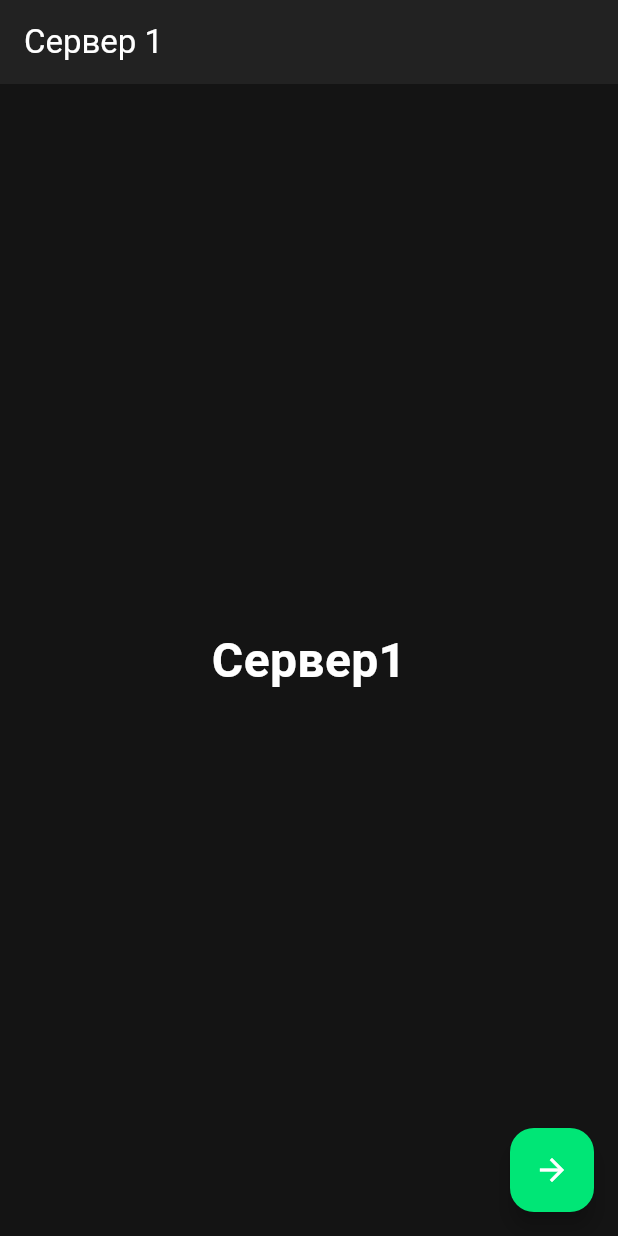
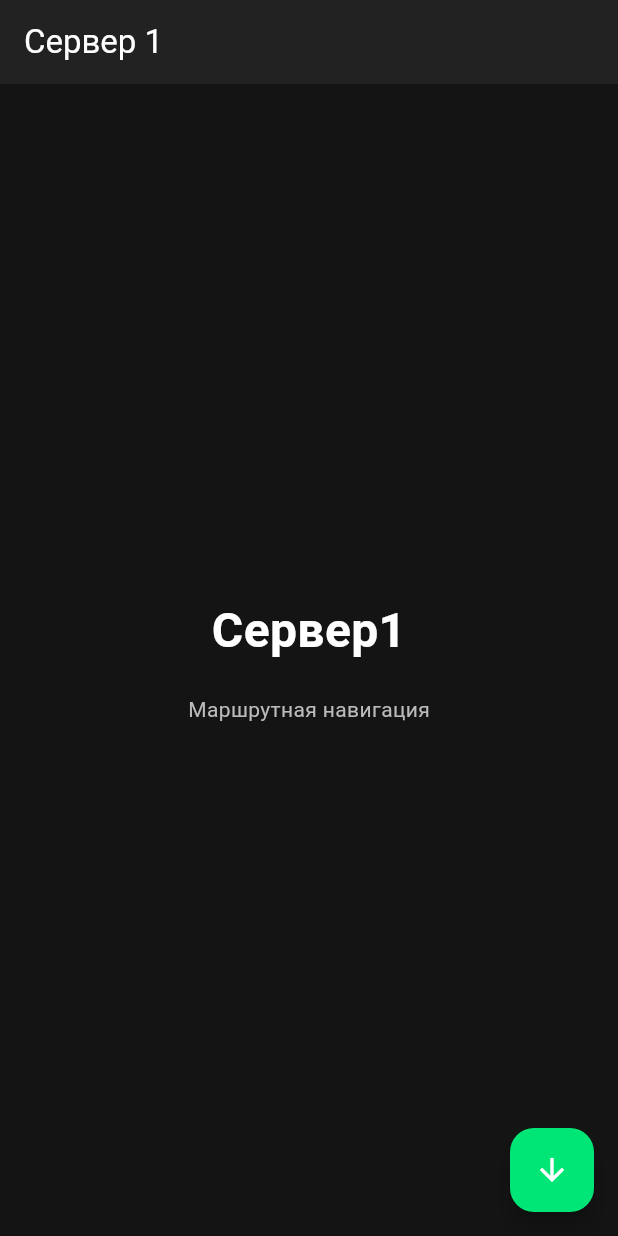
Before and after one commit to FuhFuhich/Flutter, a Flutter app: the ServerListWrapper screen opened by its route, after a tap on the "arrow forward" icon, on a phone screen of 412 x 824 dp. Run offline on Flutter 3.47's test engine with Material 3 defaults, Android fonts, the light colour scheme and no system bars; our stand-ins replace cached_network_image.

Commit message:
МАШРУТНАЯ ВЕРТИКАЛЬНАЯ

```diff
--- a/lib/view/servers/screens.dart
+++ b/lib/view/servers/screens.dart
@@ -1,22 +1,8 @@
 import 'package:flutter/material.dart';
 
-class HorizontalServerNavigation extends StatefulWidget {
-  const HorizontalServerNavigation({super.key});
-
-  @override
-  State<HorizontalServerNavigation> createState() =>
-      _HorizontalServerNavigationState();
-}
-
-class _HorizontalServerNavigationState extends State<HorizontalServerNavigation> {
-  final PageController _pageController = PageController();
-  int _currentPage = 0;
-
-  @override
-  void dispose() {
-    _pageController.dispose();
-    super.dispose();
-  }
+class RouteVerticalServerNavigation extends StatelessWidget {
+  final int serverNumber;
+  const RouteVerticalServerNavigation({super.key, this.serverNumber = 1});
 
   @override
   Widget build(BuildContext context) {
@@ -24,44 +10,51 @@ class _HorizontalServerNavigationState extends State<HorizontalServerNavigation>
       backgroundColor: const Color(0xFF141414),
       appBar: AppBar(
         backgroundColor: const Color(0xFF222222),
-        title: Text('Сервер ${_currentPage + 1}'),
+        title: Text('Сервер $serverNumber'),
         foregroundColor: Colors.white,
         automaticallyImplyLeading: false,
       ),
-      body: PageView(
-        controller: _pageController,
-        onPageChanged: (index) {
-          setState(() {
-            _currentPage = index;
-          });
-        },
-        children: const [
-          ServerScreen(serverNumber: 1),
-          ServerScreen(serverNumber: 2),
-          ServerScreen(serverNumber: 3),
-          ServerScreen(serverNumber: 4),
-          ServerScreen(serverNumber: 5),
-        ],
+      body: Center(
+        child: Column(
+          mainAxisAlignment: MainAxisAlignment.center,
+          children: [
+            Text(
+              'Сервер$serverNumber',
+              style: const TextStyle(
+                color: Colors.white,
+                fontSize: 32,
+                fontWeight: FontWeight.bold,
+              ),
+            ),
+            const SizedBox(height: 20),
+            const Text(
+              'Маршрутная навигация',
+              style: TextStyle(
+                color: Color(0xFFBBBBBB),
+                fontSize: 14,
+              ),
+            ),
+          ],
+        ),
       ),
-      floatingActionButton: _currentPage < 4
+      floatingActionButton: serverNumber < 5
           ? FloatingActionButton(
               onPressed: () {
-                _pageController.nextPage(
-                  duration: const Duration(milliseconds: 300),
-                  curve: Curves.easeInOut,
-                );
+                Navigator.of(context).push(MaterialPageRoute(
+                  builder: (context) => RouteVerticalServerNavigation(
+                    serverNumber: serverNumber + 1,
+                  ),
+                ));
               },
               backgroundColor: const Color(0xFF00E676),
-              child: const Icon(Icons.arrow_forward, color: Colors.white),
+              child: const Icon(Icons.arrow_downward, color: Colors.white),
             )
           : FloatingActionButton(
               onPressed: () {
-                Navigator.of(context).push(MaterialPageRoute(
-                  builder: (context) => VerticalNavigationDelegate(start: 1),
-                ));
+                Navigator.of(context).popUntil((route) => route.isFirst);
               },
-              backgroundColor: const Color(0xFFFF9800),
-              child: const Icon(Icons.grid_view, color: Colors.white),
+              backgroundColor: const Color(0xFF2196F3),
+              child: const Icon(Icons.home, color: Colors.white),
             ),
       floatingActionButtonLocation: FloatingActionButtonLocation.endFloat,
     );
--- a/lib/view/servers/server_list_fragment.dart
+++ b/lib/view/servers/server_list_fragment.dart
@@ -2,22 +2,18 @@ import 'package:flutter/material.dart';
 import '../../model/server_model.dart';
 import 'screens.dart';
 
-
 class ServerListWrapper extends StatefulWidget {
   const ServerListWrapper({super.key});
-
 
   @override
   State<ServerListWrapper> createState() => _ServerListWrapperState();
 }
-
 
 class _ServerListWrapperState extends State<ServerListWrapper> {
   final List<ServerModel> _servers = [
     ServerModel(name: 'Minecraft Server 1', status: 'Онлайн', players: 12),
     ServerModel(name: 'Minecraft Server 2', status: 'Оффлайн', players: 0),
   ];
-
 
   void _addServer() {
     setState(() {
@@ -29,13 +25,11 @@ class _ServerListWrapperState extends State<ServerListWrapper> {
     });
   }
 
-
   void _removeServer() {
     setState(() {
       if (_servers.isNotEmpty) _servers.removeLast();
     });
   }
-
 
   @override
   Widget build(BuildContext context) {
@@ -100,11 +94,10 @@ class _ServerListWrapperState extends State<ServerListWrapper> {
             ),
       floatingActionButton: FloatingActionButton(
         onPressed: () {
-          // Страничная навигация с горизонтальным свайпом
           Navigator.push(
             context,
             MaterialPageRoute(
-              builder: (context) => const HorizontalServerNavigation(),
+              builder: (context) => const RouteVerticalServerNavigation(),
             ),
           );
         },
--- a/mine_com_mobile/lib/view/servers/screens.dart
+++ b/mine_com_mobile/lib/view/servers/screens.dart
@@ -1,22 +1,8 @@
 import 'package:flutter/material.dart';
 
-class HorizontalServerNavigation extends StatefulWidget {
-  const HorizontalServerNavigation({super.key});
-
-  @override
-  State<HorizontalServerNavigation> createState() =>
-      _HorizontalServerNavigationState();
-}
-
-class _HorizontalServerNavigationState extends State<HorizontalServerNavigation> {
-  final PageController _pageController = PageController();
-  int _currentPage = 0;
-
-  @override
-  void dispose() {
-    _pageController.dispose();
-    super.dispose();
-  }
+class RouteVerticalServerNavigation extends StatelessWidget {
+  final int serverNumber;
+  const RouteVerticalServerNavigation({super.key, this.serverNumber = 1});
 
   @override
   Widget build(BuildContext context) {
@@ -24,44 +10,51 @@ class _HorizontalServerNavigationState extends State<HorizontalServerNavigation>
       backgroundColor: const Color(0xFF141414),
       appBar: AppBar(
         backgroundColor: const Color(0xFF222222),
-        title: Text('Сервер ${_currentPage + 1}'),
+        title: Text('Сервер $serverNumber'),
         foregroundColor: Colors.white,
         automaticallyImplyLeading: false,
       ),
-      body: PageView(
-        controller: _pageController,
-        onPageChanged: (index) {
-          setState(() {
-            _currentPage = index;
-          });
-        },
-        children: const [
-          ServerScreen(serverNumber: 1),
-          ServerScreen(serverNumber: 2),
-          ServerScreen(serverNumber: 3),
-          ServerScreen(serverNumber: 4),
-          ServerScreen(serverNumber: 5),
-        ],
+      body: Center(
+        child: Column(
+          mainAxisAlignment: MainAxisAlignment.center,
+          children: [
+            Text(
+              'Сервер$serverNumber',
+              style: const TextStyle(
+                color: Colors.white,
+                fontSize: 32,
+                fontWeight: FontWeight.bold,
+              ),
+            ),
+            const SizedBox(height: 20),
+            const Text(
+              'Маршрутная навигация',
+              style: TextStyle(
+                color: Color(0xFFBBBBBB),
+                fontSize: 14,
+              ),
+            ),
+          ],
+        ),
       ),
-      floatingActionButton: _currentPage < 4
+      floatingActionButton: serverNumber < 5
           ? FloatingActionButton(
               onPressed: () {
-                _pageController.nextPage(
-                  duration: const Duration(milliseconds: 300),
-                  curve: Curves.easeInOut,
-                );
+                Navigator.of(context).push(MaterialPageRoute(
+                  builder: (context) => RouteVerticalServerNavigation(
+                    serverNumber: serverNumber + 1,
+                  ),
+                ));
               },
               backgroundColor: const Color(0xFF00E676),
-              child: const Icon(Icons.arrow_forward, color: Colors.white),
+              child: const Icon(Icons.arrow_downward, color: Colors.white),
             )
           : FloatingActionButton(
               onPressed: () {
-                Navigator.of(context).push(MaterialPageRoute(
-                  builder: (context) => VerticalNavigationDelegate(start: 1),
-                ));
+                Navigator.of(context).popUntil((route) => route.isFirst);
               },
-              backgroundColor: const Color(0xFFFF9800),
-              child: const Icon(Icons.grid_view, color: Colors.white),
+              backgroundColor: const Color(0xFF2196F3),
+              child: const Icon(Icons.home, color: Colors.white),
             ),
       floatingActionButtonLocation: FloatingActionButtonLocation.endFloat,
     );
--- a/mine_com_mobile/lib/view/servers/server_list_fragment.dart
+++ b/mine_com_mobile/lib/view/servers/server_list_fragment.dart
@@ -2,22 +2,18 @@ import 'package:flutter/material.dart';
 import '../../model/server_model.dart';
 import 'screens.dart';
 
-
 class ServerListWrapper extends StatefulWidget {
   const ServerListWrapper({super.key});
-
 
   @override
   State<ServerListWrapper> createState() => _ServerListWrapperState();
 }
-
 
 class _ServerListWrapperState extends State<ServerListWrapper> {
   final List<ServerModel> _servers = [
     ServerModel(name: 'Minecraft Server 1', status: 'Онлайн', players: 12),
     ServerModel(name: 'Minecraft Server 2', status: 'Оффлайн', players: 0),
   ];
-
 
   void _addServer() {
     setState(() {
@@ -29,13 +25,11 @@ class _ServerListWrapperState extends State<ServerListWrapper> {
     });
   }
 
-
   void _removeServer() {
     setState(() {
       if (_servers.isNotEmpty) _servers.removeLast();
     });
   }
-
 
   @override
   Widget build(BuildContext context) {
@@ -100,11 +94,10 @@ class _ServerListWrapperState extends State<ServerListWrapper> {
             ),
       floatingActionButton: FloatingActionButton(
         onPressed: () {
-          // Страничная навигация с горизонтальным свайпом
           Navigator.push(
             context,
             MaterialPageRoute(
-              builder: (context) => const HorizontalServerNavigation(),
+              builder: (context) => const RouteVerticalServerNavigation(),
             ),
           );
         },
```
